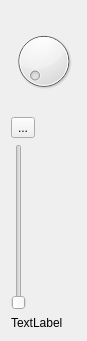
This is src/rehearsalchef/channelStrip.ui in alexcoy257/lrnet as Qt 5 draws it before an edit. The edited form follows.
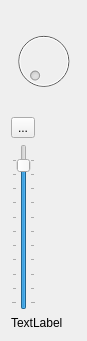
This is the edited form.

What changed in the file:
```diff
--- a/src/rehearsalchef/channelStrip.ui
+++ b/src/rehearsalchef/channelStrip.ui
@@ -23,7 +23,7 @@
    <item row="0" column="0">
     <widget class="QDial" name="cs_preGain">
      <property name="enabled">
-      <bool>true</bool>
+      <bool>false</bool>
      </property>
      <property name="sizePolicy">
       <sizepolicy hsizetype="Preferred" vsizetype="Preferred">
@@ -40,6 +40,9 @@
      <property name="tracking">
       <bool>true</bool>
      </property>
+     <property name="invertedAppearance">
+      <bool>false</bool>
+     </property>
      <property name="wrapping">
       <bool>false</bool>
      </property>
@@ -60,9 +63,24 @@
      <property name="enabled">
       <bool>true</bool>
      </property>
+     <property name="toolTip">
+      <string>Volume</string>
+     </property>
+     <property name="minimum">
+      <number>-96</number>
+     </property>
+     <property name="maximum">
+      <number>10</number>
+     </property>
      <property name="orientation">
       <enum>Qt::Vertical</enum>
      </property>
+     <property name="tickPosition">
+      <enum>QSlider::TicksBothSides</enum>
+     </property>
+     <property name="tickInterval">
+      <number>10</number>
+     </property>
     </widget>
    </item>
    <item row="3" column="0">
```
Left out of the diff: 3 changed lines with no effect on the pictures.
